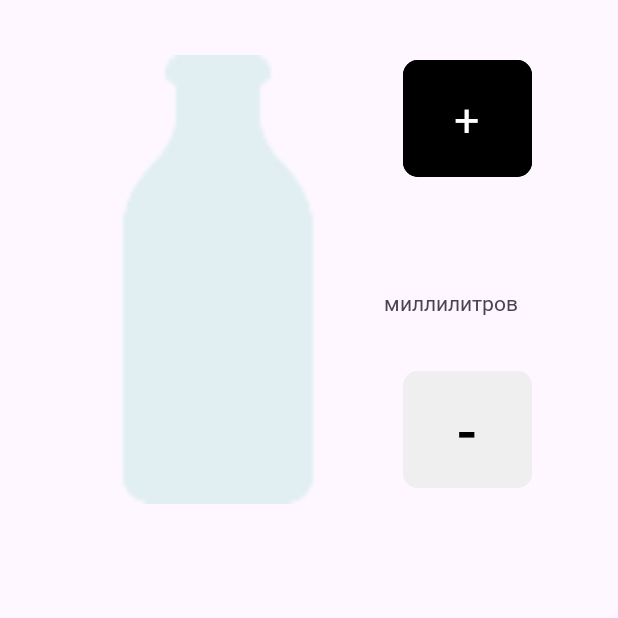
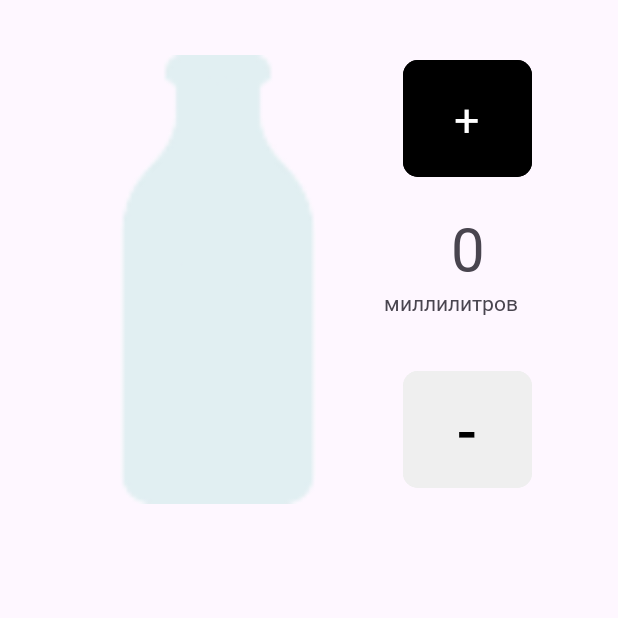
Before and after one commit to lnfrmnbr/H2OTrack, an Android app: the WaterFragment screen opened directly, with no data from a screen before it, on a phone screen of 412 x 824 dp, the top half of it. Run offline under Robolectric (Android 15) with nearby library versions, the phone set to English and light mode, and no system bars; libraries missing offline, so code that uses them is left out: com.qamar.curvedbottomnaviagtion; plain views replace CurvedBottomNavigation; Roboto replaces fonts that are not available here; 7 statements that could not run were skipped.

Commit message:
2 db, getCurrentMlOfDay, changeWaterValue in db

```diff
--- a/app/src/main/java/com/example/h2otrack/DBHelper.kt
+++ b/app/src/main/java/com/example/h2otrack/DBHelper.kt
@@ -8,19 +8,22 @@ import android.database.sqlite.SQLiteOpenHelper
 import android.util.Log
 
 class DBHelper(val context: Context, val factory: SQLiteDatabase.CursorFactory?) :
-    SQLiteOpenHelper(context, "h2otracker_db", factory, 1){
+    SQLiteOpenHelper(context, "h2otracker_db", factory, 2){
 
     override fun onCreate(db: SQLiteDatabase?) {
+        val query1 = "CREATE TABLE drinks (id INT PRIMARY KEY, day INT, month INT, water INT, tea INT, coffee INT)"
         val query = "CREATE TABLE users (id INT PRIMARY KEY, name TEXT, sex TEXT, weight INT, activity INT, pass TEXT)"
         db!!.execSQL(query)
+        db.execSQL(query1)
     }
 
     override fun onUpgrade(db: SQLiteDatabase?, oldVersion: Int, newVersion: Int) {
         db!!.execSQL("DROP TABLE IF EXISTS users")
+        db.execSQL("DROP TABLE IF EXISTS drinks")
         onCreate(db)
     }
 
-    fun generateUniquePrimaryKey(): Int {
+    private fun generateUniquePrimaryKey(): Int {
         val db = this.readableDatabase
         var key: Int
         do {
@@ -46,8 +49,10 @@ class DBHelper(val context: Context, val factory: SQLiteDatabase.CursorFactory?)
 
     fun checkUser(name: String, pass: String): Boolean{
         val db = this.readableDatabase
-        val result = db.rawQuery("SELECT * FROM users WHERE name = '$name' AND pass = '$pass'", null)
-        return result.moveToFirst()
+        val cursor = db.rawQuery("SELECT * FROM users WHERE name = '$name' AND pass = '$pass'", null)
+        val result = cursor.moveToFirst()
+        cursor.close()
+        return result
     }
 
     fun getId(name: String, pass: String): Int{
@@ -64,16 +69,17 @@ class DBHelper(val context: Context, val factory: SQLiteDatabase.CursorFactory?)
 
     fun displayAllData() {
         val db = this.readableDatabase
-        val query = "SELECT * FROM users"
+        val query = "SELECT * FROM drinks"
 
         val cursor = db.rawQuery(query, null)
 
         if (cursor.moveToFirst()) {
             do {
                 val id = cursor.getInt(0)
-                val name = cursor.getString(1)
-                val pass = cursor.getString(5)
-                Log.e("DEBUG","ID: $id, Name: $name, pass: $pass")
+                val day = cursor.getString(1)
+                val month = cursor.getInt(2)
+                val w = cursor.getString(3)
+                Log.e("DEBUG","ID: $id, day: $day, month: $month  , w: $w")
 
             } while (cursor.moveToNext())
         }
@@ -81,4 +87,48 @@ class DBHelper(val context: Context, val factory: SQLiteDatabase.CursorFactory?)
         cursor.close()
     }
 
+    fun addDataForDay(id: Int, day: Int, month: Int){                     //vika v123
+        val values = ContentValues()
+        values.put("id", id)
+        values.put("day", day)
+        values.put("month", month)
+        values.put("water", 0)
+        values.put("tea", 0)
+        values.put("coffee", 0)
+
+        val db = this.writableDatabase
+        db.insert("drinks", null, values)
+        db.close()
+    }
+
+    fun checkDataForDay(id: Int, day: Int, month: Int): Boolean{
+        val db = this.readableDatabase
+        val cursor = db.rawQuery("SELECT * FROM drinks WHERE id = '$id' AND day = '$day' AND month = '$month'", null)
+        val result = cursor.moveToFirst()
+        cursor.close()
+        return result
+    }
+
+    fun getCurrentMlOfDay(id: Int, day: Int, month: Int): Int{
+        val db = this.readableDatabase
+        val query = "SELECT water FROM drinks WHERE id = '$id' AND day = '$day' AND month = '$month'"
+        val cursor = db.rawQuery(query, null)
+        var ml = 0
+        if (cursor.moveToFirst()) {
+            ml = cursor.getInt(0)
+        }
+        cursor.close()
+        return ml
+    }
+
+
+    fun changeWaterValue(id: Int, day: Int, month: Int, additionalMl: Int){
+        val db = this.writableDatabase
+        val currentMl = getCurrentMlOfDay(id, day, month)
+        val contentValues = ContentValues()
+        val updatedMl = currentMl + additionalMl
+        contentValues.put("water", updatedMl)
+        db.update("drinks", contentValues, "id = '$id' AND day = '$day' AND month = '$month'", null)
+    }
+
 }
--- a/app/src/main/java/com/example/h2otrack/fragments/WaterFragment.kt
+++ b/app/src/main/java/com/example/h2otrack/fragments/WaterFragment.kt
@@ -15,45 +15,47 @@ import android.widget.ImageButton
 import android.widget.TextView
 import android.widget.Toast
 import androidx.core.content.ContextCompat
+import com.example.h2otrack.DBHelper
 import com.example.h2otrack.R
+import java.util.Calendar
 
 class WaterFragment : Fragment() {
     init {
         retainInstance = true
     }
 
-    //var id = ""
-
     companion object {
         fun newInstance(id: String): WaterFragment {
             val fragment = WaterFragment()
             val args = Bundle()
             args.putString("id", id)
-            Log.e("DEBUG", "new inst '$id'")
             fragment.arguments = args
             return fragment
         }
-    }
-
-    override fun onCreate(savedInstanceState: Bundle?) {
-        super.onCreate(savedInstanceState)
-        Log.e("DEBUG", "onCreate of LoginFragment")
     }
 
     override fun onCreateView(
         inflater: LayoutInflater, container: ViewGroup?,
         savedInstanceState: Bundle?
     ): View? {
-        Log.e("DEBUG", "onCreateView of LoginFragment")
         return inflater.inflate(R.layout.fragment_water, container, false)
     }
 
     override fun onResume() {
         super.onResume()
-        Log.e("DEBUG", "onResume of LoginFragment")
 
         val littersAtDay: TextView = requireView().findViewById(R.id.litters_at_day)
-        littersAtDay.text = arguments?.get("id").toString()
+        val id = arguments?.get("id").toString().toInt()
+        val db = DBHelper(requireContext(), null)
+        val calendar = Calendar.getInstance()
+        val day = calendar.get(Calendar.DAY_OF_MONTH)
+        val month = calendar.get(Calendar.MONTH) + 1
+
+        if(!(db.checkDataForDay(id, day, month))){
+            db.addDataForDay(id, day, month)
+        }
+        db.displayAllData()
+        littersAtDay.text = db.getCurrentMlOfDay(id, day, month).toString()
 
         val buttPlus: Button = requireView().findViewById(R.id.plus)
 
@@ -129,7 +131,8 @@ class WaterFragment : Fragment() {
                 if (numOfLitters != 0 || (isUnknownSelected && getNumOfLitters == "0")){
                     myDialog.dismiss()
                     val littersAtDay: TextView = requireView().findViewById(R.id.litters_at_day)
-                    littersAtDay.text = (littersAtDay.text.toString().toInt() + numOfLitters).toString()
+                    db.changeWaterValue(id, day, month, numOfLitters)
+                    littersAtDay.text = db.getCurrentMlOfDay(id, day, month).toString()
                 }
                 else{
                     Toast.makeText(requireContext(), "Выберете объем выпитой жидкости", Toast.LENGTH_LONG).show()
@@ -137,11 +140,4 @@ class WaterFragment : Fragment() {
             }
         }
     }
-
-    override fun onPause() {
-        Log.e("DEBUG", "OnPause of loginFragment")
-        super.onPause()
-    }
-
-
 }
```
Also changed, not shown: app/src/main/java/com/example/h2otrack/DBDrink.kt (deleted, +0 -36 lines).
